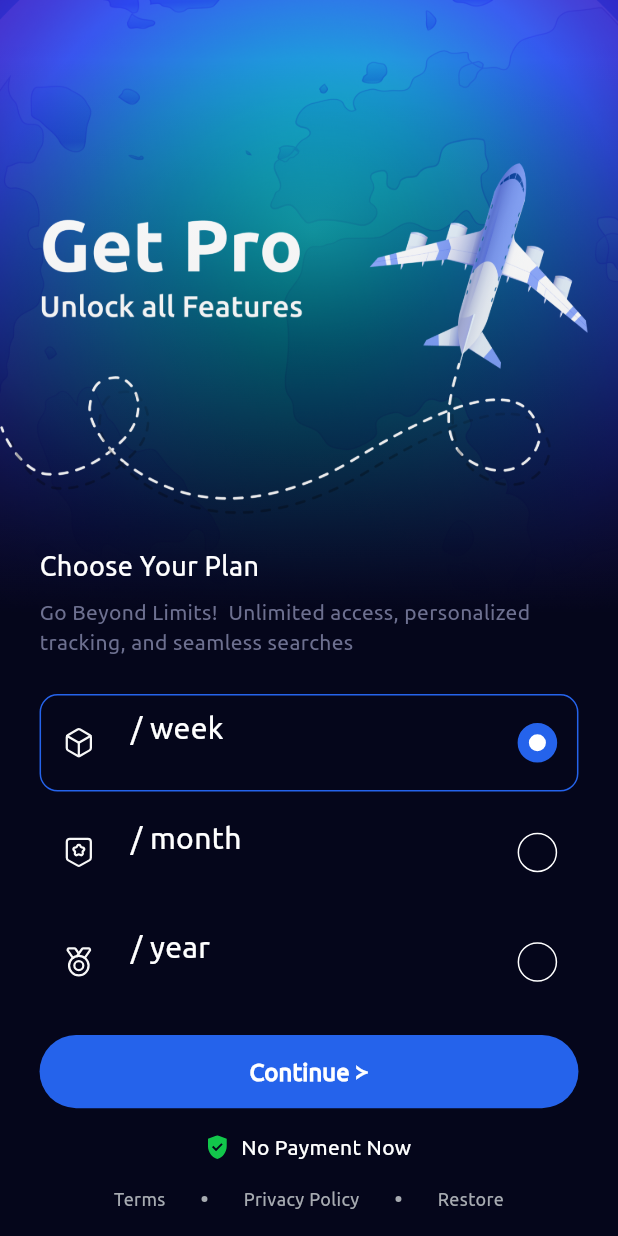
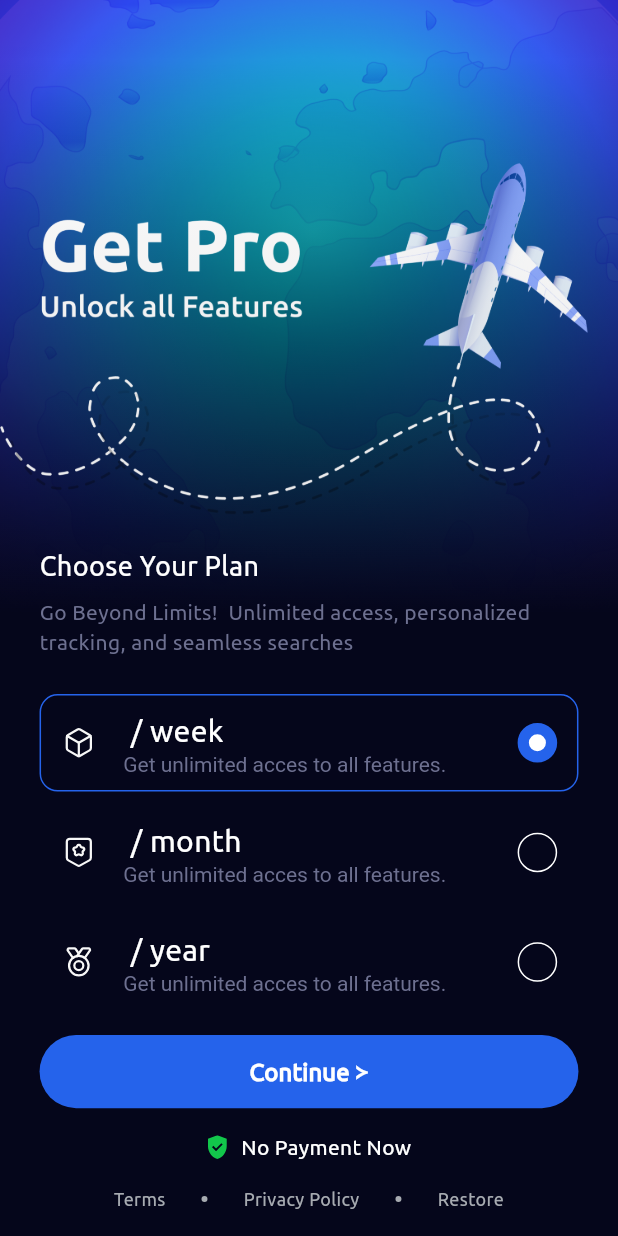
Before and after one commit to s0urav-hald3r/live_flight_tracker, a Flutter app: the PremiumView screen opened directly, on a phone screen of 412 x 824 dp. Run offline on Flutter 3.47's test engine with Material 3 defaults, Android fonts, the light colour scheme and no system bars; drawn by our look-alikes of animated_text_kit, skeletonizer; our stand-ins replace animated_toggle_switch, dio, dotted_line, flutter_advanced_switch, flutter_native_splash, flutter_slidable and 7 more; missing offline and left inert: clean_calendar, fadingpageview, flutter_config, purchases_flutter; accounts and stored records are empty; network calls fail.

Commit message:
changes for the app rejection reason

```diff
--- a/lib/components/plan_container.dart
+++ b/lib/components/plan_container.dart
@@ -1,3 +1,4 @@
+import 'package:animated_text_kit/animated_text_kit.dart';
 import 'package:flutter/material.dart';
 import 'package:flutter_svg/flutter_svg.dart';
 import 'package:get/get.dart';
@@ -116,25 +117,45 @@ class _PlanContainerState extends State<PlanContainer> {
                       color: whiteColor,
                     ),
                   ),
-                  if (product?.introductoryPrice != null)
-                    const Text(
-                      'Try 3 days free, cancel anytime.',
-                      style: TextStyle(
-                        fontWeight: FontWeight.w400,
-                        fontSize: 14,
-                        color: textColor,
-                      ),
-                    )
-                  else
-                    Text(
-                      product?.description ?? '',
-                      overflow: TextOverflow.ellipsis,
-                      style: const TextStyle(
-                        fontWeight: FontWeight.w400,
-                        fontSize: 14,
-                        color: textColor,
-                      ),
-                    )
+                  // if (product?.introductoryPrice != null)
+                  //   const Text(
+                  //     'Try 3 days free, cancel anytime.',
+                  //     style: TextStyle(
+                  //       fontWeight: FontWeight.w400,
+                  //       fontSize: 14,
+                  //       color: textColor,
+                  //     ),
+                  //   )
+                  // else
+                  //   Text(
+                  //     product?.description ?? '',
+                  //     overflow: TextOverflow.ellipsis,
+                  //     style: const TextStyle(
+                  //       fontWeight: FontWeight.w400,
+                  //       fontSize: 14,
+                  //       color: textColor,
+                  //     ),
+                  //   ),
+                  DefaultTextStyle(
+                    maxLines: 1,
+                    style: const TextStyle(
+                      fontSize: 14.0,
+                      fontWeight: FontWeight.w400,
+                      color: textColor,
+                    ),
+                    child: AnimatedTextKit(
+                      animatedTexts: [
+                        TyperAnimatedText(
+                          'Get unlimited acces to all features.',
+                        ),
+                        if (product?.introductoryPrice != null)
+                          TyperAnimatedText(
+                            'Try 3 days free, cancel anytime.',
+                          ),
+                      ],
+                      repeatForever: true,
+                    ),
+                  ),
                 ]),
           ),
           const Spacer(),
--- a/lib/config/constants.dart
+++ b/lib/config/constants.dart
@@ -9,6 +9,8 @@ const String planeIndex = 'planeIndex';
 const String speedFactor = 'speedFactor';
 const String distanceFactor = 'distanceFactor';
 const String altitudeFactor = 'altitudeFactor';
+
+const String checkCount = 'checkCount';
 
 // TO DO: add the entitlement ID from the RevenueCat dashboard that is activated upon successful in-app purchase for the duration of the purchase.
 const String entitlementID = 'premium_access';
--- a/lib/views/live_planes_view.dart
+++ b/lib/views/live_planes_view.dart
@@ -10,14 +10,18 @@ import 'package:google_maps_flutter/google_maps_flutter.dart';
 import 'package:live_flight_tracker/components/flight_details.dart';
 import 'package:live_flight_tracker/components/location_box.dart';
 import 'package:live_flight_tracker/config/colors.dart';
+import 'package:live_flight_tracker/config/constants.dart';
 import 'package:live_flight_tracker/config/icons.dart';
 import 'package:live_flight_tracker/controllers/home_controller.dart';
+import 'package:live_flight_tracker/controllers/settings_controller.dart';
 import 'package:live_flight_tracker/flights_data.dart';
 import 'package:live_flight_tracker/models/flight_model.dart';
 import 'package:live_flight_tracker/models/place_model.dart';
+import 'package:live_flight_tracker/services/local_storage.dart';
 import 'package:live_flight_tracker/services/map_repository.dart';
 import 'package:live_flight_tracker/services/navigator_key.dart';
 import 'package:live_flight_tracker/utils/extension.dart';
+import 'package:live_flight_tracker/views/premium_view.dart';
 import 'package:live_flight_tracker/views/search_flights_view.dart';
 
 class LivePlanesView extends StatefulWidget {
@@ -131,6 +135,10 @@ class LivePlanesViewState extends State<LivePlanesView>
               rotation: (live.direction ?? 0).toDouble(),
               anchor: const Offset(0.5, 0.5),
               onTap: () {
+                int count = LocalStorage.getData(checkCount, KeyType.INT);
+                if (SettingsController.instance.isPremium || count < 2) {
+                  count++;
+                  LocalStorage.addData(checkCount, count);
                   showModalBottomSheet(
                       context: context,
                       isScrollControlled: true,
@@ -138,6 +146,9 @@ class LivePlanesViewState extends State<LivePlanesView>
                       builder: (context) {
                         return FlightDetails(model: flight);
                       });
+                } else {
+                  NavigatorKey.push(const PremiumView());
+                }
               },
             );
           }
--- a/pubspec.yaml
+++ b/pubspec.yaml
@@ -56,6 +56,7 @@ dependencies:
   geolocator: ^13.0.2
   flutter_slidable: ^3.1.2
   skeletonizer: ^1.4.2
+  animated_text_kit: ^4.2.2
 
 dev_dependencies:
   flutter_test:
```
Also changed, not shown: pubspec.lock, 1 other file. Lines whose indentation alone changed are shown as unchanged.
